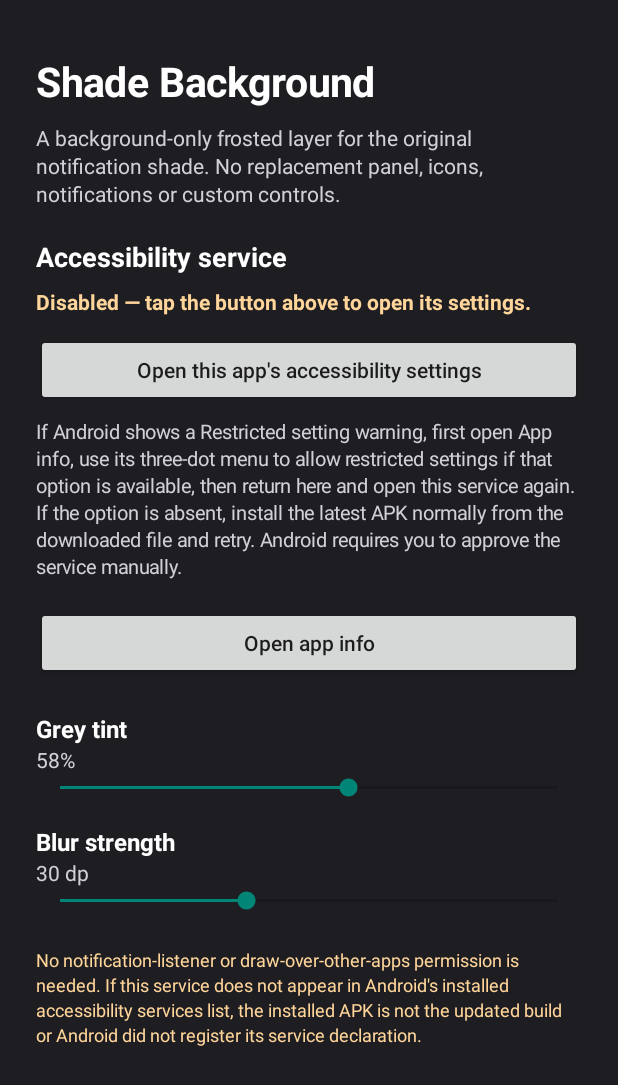
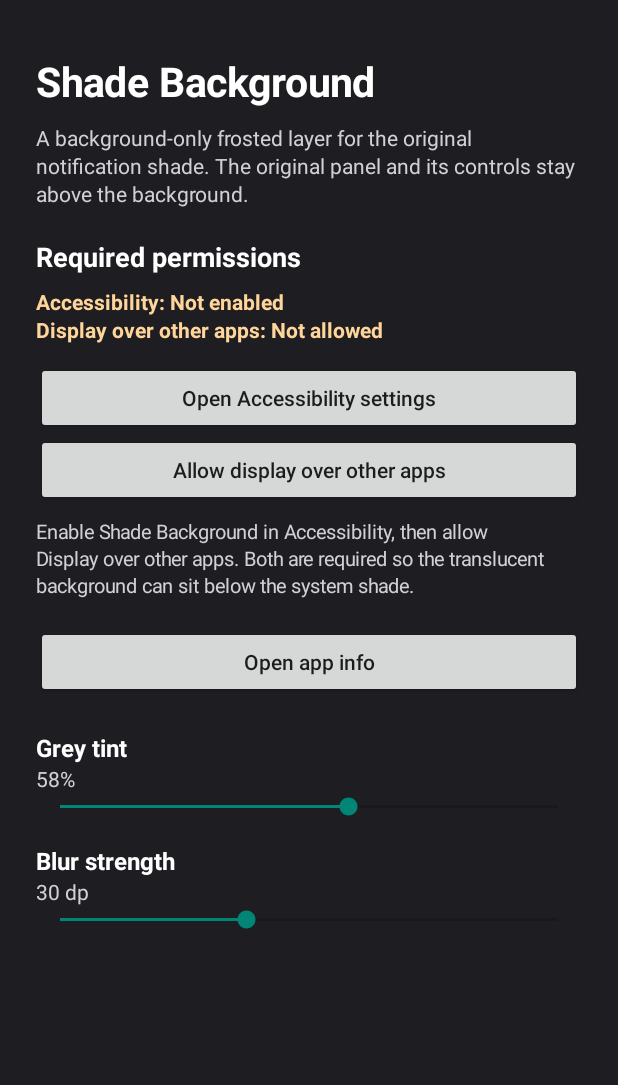
Before and after one commit to Wasifazhar00/Translucent-notify, an Android app: the screen it shows after launch (MainActivity), on a phone screen of 412 x 824 dp. Shown: the top 1085 px of the screen. Run offline under Robolectric (Android 15) with nearby library versions, the phone set to English and light mode, and no system bars.

Commit message:
Fix shade overlay layering and false activation

```diff
--- a/app/src/main/java/com/wasif/translucentnotify/MainActivity.kt
+++ b/app/src/main/java/com/wasif/translucentnotify/MainActivity.kt
@@ -35,24 +35,27 @@ class MainActivity : Activity() {
         page.addView(label("Shade Background",27,Color.WHITE,true))
         page.addView(label(
             "A background-only frosted layer for the original notification shade. " +
-                "No replacement panel, icons, notifications or custom controls.",
+                "The original panel and its controls stay above the background.",
             14,0xFFD0D0D5.toInt(),false
         ).apply { setPadding(0,dp(10),0,dp(20)) })
 
-        page.addView(label("Accessibility service",18,Color.WHITE,true))
+        page.addView(label("Required permissions",18,Color.WHITE,true))
         permissionStatus = label("",14,0xFFFFD59A.toInt(),true)
         page.addView(permissionStatus.apply { setPadding(0,dp(8),0,dp(12)) })
 
         page.addView(Button(this).apply {
-            text = "Open this app's accessibility settings"
+            text = "Open Accessibility settings"
             isAllCaps = false
             setOnClickListener { openServiceSettings() }
         })
+        page.addView(Button(this).apply {
+            text = "Allow display over other apps"
+            isAllCaps = false
+            setOnClickListener { openOverlaySettings() }
+        })
         page.addView(label(
-            "If Android shows a Restricted setting warning, first open App info, use its three-dot menu " +
-                "to allow restricted settings if that option is available, then return here and open this service again. " +
-                "If the option is absent, install the latest APK normally from the downloaded file and retry. " +
-                "Android requires you to approve the service manually.",
+            "Enable Shade Background in Accessibility, then allow Display over other apps. " +
+                "Both are required so the translucent background can sit below the system shade.",
             13,0xFFD0D0D5.toInt(),false
         ).apply { setPadding(0,dp(8),0,dp(18)) })
 
@@ -99,13 +102,6 @@ class MainActivity : Activity() {
                 override fun onStopTrackingTouch(s:SeekBar?) = Unit
             })
         })
-
-        page.addView(label(
-            "No notification-listener or draw-over-other-apps permission is needed. " +
-                "If this service does not appear in Android's installed accessibility services list, " +
-                "the installed APK is not the updated build or Android did not register its service declaration.",
-            12,0xFFFFD59A.toInt(),false
-        ).apply { setPadding(0,dp(22),0,0) })
     }
 
     override fun onResume() {
@@ -114,9 +110,14 @@ class MainActivity : Activity() {
     }
 
     private fun openServiceSettings() {
-        // Use the public, broadly supported Accessibility Settings action.
-        // Android requires the user to enable the service manually.
         startActivity(Intent(Settings.ACTION_ACCESSIBILITY_SETTINGS))
+    }
+
+    private fun openOverlaySettings() {
+        startActivity(Intent(
+            Settings.ACTION_MANAGE_OVERLAY_PERMISSION,
+            Uri.parse("package:$packageName")
+        ))
     }
 
     private fun refreshPermissionStatus() {
@@ -129,13 +130,15 @@ class MainActivity : Activity() {
                 it.packageName == expected.packageName && it.name == expected.className
             }
         }
-        permissionStatus.text = if (enabled) {
-            "Enabled — service is active."
-        } else {
-            "Disabled — tap the button above to open its settings."
+        val overlayAllowed = Settings.canDrawOverlays(this)
+        permissionStatus.text = buildString {
+            append("Accessibility: ")
+            append(if (enabled) "Enabled" else "Not enabled")
+            append("\nDisplay over other apps: ")
+            append(if (overlayAllowed) "Allowed" else "Not allowed")
         }
         permissionStatus.setTextColor(
-            if (enabled) 0xFF8FE3A0.toInt() else 0xFFFFD59A.toInt()
+            if (enabled && overlayAllowed) 0xFF8FE3A0.toInt() else 0xFFFFD59A.toInt()
         )
     }
 
```
